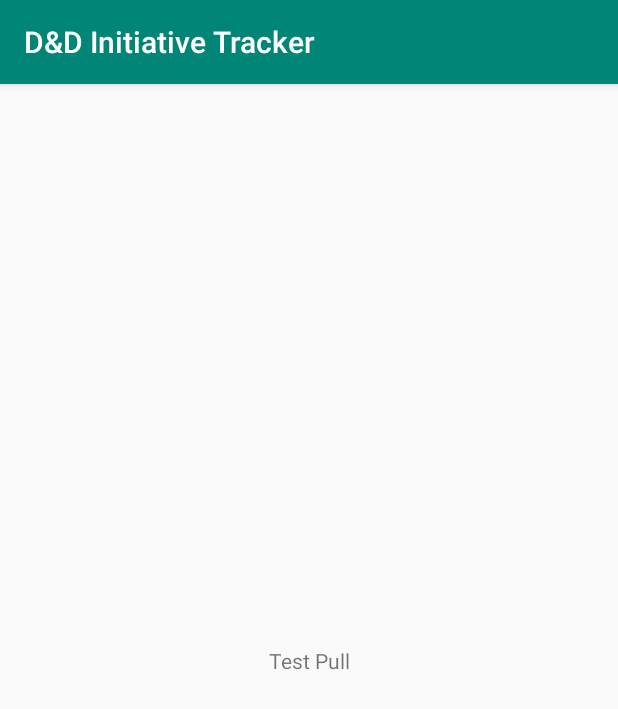
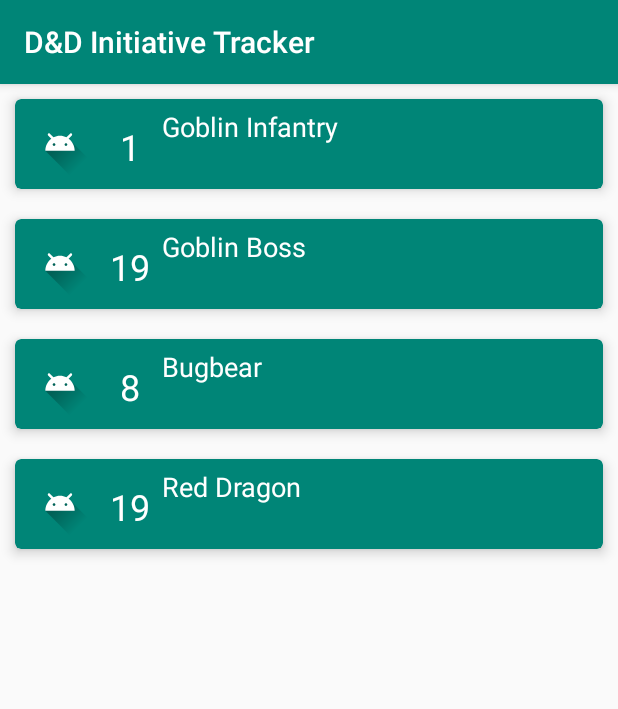
Before and after one commit to PatrickMayo/DDInitiativeTracker, an Android app: the screen it shows after launch (MainActivity before the commit, UIActivity after it), on a phone screen of 412 x 824 dp. Shown: the top 709 px of the screen. Run offline under Robolectric (Android 15) with nearby library versions, the phone set to English and light mode, and no system bars; our stand-ins replace data binding; 1 statement that could not run was skipped.

Commit message:
Built foundation using basic MVVM structure.
Included Classes:
-Creature					Abstract class for Monsters, and player in the future
-CreatureViewModel			ViewModel, currently used draw info from creatures into creature cards
-Encounter					Unused class to store encounter information
-Icon						Class for icon assets
-MainActivity
-Manager					Asset Manager, currently can draw icons from the assets/sample_icons folder (icons not implamented in UIFragment)
-Monster					Only creature subtype for now, used currently to populate card fields
-SingleFragmentActivity		Abstract class for a single fragment
-UIActivity					Basic activity which hosts UIFragment
-UI Fragment

Included Layouts:
-activity_framnet			Basic fragment container
-fragment_main				Fragment providing a recycler view for the creature cards
list_item_creature_card		A starting layout for displayed creature cardviews. Note, textViews do not have examples to display currently as they are set within  UIFragment.java using binding from a list of creatures, currently produced via a test method at the bottom of the class.

```diff
--- a/app/build.gradle
+++ b/app/build.gradle
@@ -16,13 +16,19 @@ android {
             proguardFiles getDefaultProguardFile('proguard-android-optimize.txt'), 'proguard-rules.pro'
         }
     }
+
+    dataBinding {
+        enabled = true
+    }
 }
 
 dependencies {
     implementation fileTree(dir: 'libs', include: ['*.jar'])
+    implementation 'com.android.support:recyclerview-v7:28.0.0'
     implementation 'com.android.support:appcompat-v7:28.0.0'
     implementation 'com.android.support.constraint:constraint-layout:1.1.3'
     testImplementation 'junit:junit:4.12'
     androidTestImplementation 'com.android.support.test:runner:1.0.2'
     androidTestImplementation 'com.android.support.test.espresso:espresso-core:3.0.2'
+    implementation 'com.android.support:cardview-v7:28.0.0'
 }
--- a/app/src/main/AndroidManifest.xml
+++ b/app/src/main/AndroidManifest.xml
@@ -9,7 +9,7 @@
         android:roundIcon="@mipmap/ic_launcher_round"
         android:supportsRtl="true"
         android:theme="@style/AppTheme">
-        <activity android:name=".MainActivity">
+        <activity android:name=".UIActivity">
             <intent-filter>
                 <action android:name="android.intent.action.MAIN" />
 
--- /dev/null
+++ b/app/src/main/java/com/example/ddinitiativetracker/Creature.java
@@ -0,0 +1,50 @@
+package com.example.ddinitiativetracker;
+
+/*  Abstract creature, parent of Monster and Player.
+        All Creatures:
+  	    - Have a Name, AC, Initiative (for now)
+  	    - Should also have an Icon (can default to creature type for monsters & class for players)
+  	    - And all the other stats, including ability scores, movement, perception, ex.
+
+    Michael Marinaro & Patrick Mayo, May 2019
+ */
+
+public abstract class Creature {
+    String name;
+    int ac;
+    int initiative;
+
+    public Creature(String name, int ac, int init) {
+        this.name = name;
+        this.ac = ac;
+        this.initiative = init;
+    }
+
+
+
+
+    //Getters and Setters
+    public int getAc() {
+        return ac;
+    }
+
+    public void setAc(int ac) {
+        this.ac = ac;
+    }
+
+    public String getName() {
+        return name;
+    }
+
+    public void setName(String name) {
+        this.name = name;
+    }
+
+    public int getInitiative() {
+        return initiative;
+    }
+
+    public void setInitiative(int initiative) {
+        this.initiative = initiative;
+    }
+}
--- /dev/null
+++ b/app/src/main/java/com/example/ddinitiativetracker/CreatureViewModel.java
@@ -0,0 +1,35 @@
+package com.example.ddinitiativetracker;
+
+/*  ViewModel to draw info from creatures and populate creature cards
+
+    Michael Marinaro & Patrick Mayo, May 2019
+ */
+
+public class CreatureViewModel {
+    private Creature creature;
+    private Manager manager;
+
+    public CreatureViewModel(Manager manager) {
+        this.manager = manager;
+    }
+
+    public Creature getCreature() {
+        return creature;
+    }
+
+    public void setCreature(Creature creature) {
+        this.creature = creature;
+    }
+
+    public String getName() {
+        return creature.getName();
+    }
+
+    public String getAC() {
+        return Integer.toString(creature.getAc());
+    }
+
+    public String getInit() {
+        return Integer.toString(creature.getInitiative());
+    }
+}
--- a/app/src/main/java/com/example/ddinitiativetracker/MainActivity.java
+++ b/app/src/main/java/com/example/ddinitiativetracker/MainActivity.java
@@ -2,12 +2,15 @@ package com.example.ddinitiativetracker;
 
 import android.support.v7.app.AppCompatActivity;
 import android.os.Bundle;
+
+/*  Michael Marinaro & Patrick Mayo, May 2019
+ */
 
 public class MainActivity extends AppCompatActivity {
 
     @Override
     protected void onCreate(Bundle savedInstanceState) {
         super.onCreate(savedInstanceState);
-        setContentView(R.layout.activity_main);
+        setContentView(R.layout.fragment_main);
     }
 }
--- /dev/null
+++ b/app/src/main/java/com/example/ddinitiativetracker/Manager.java
@@ -0,0 +1,56 @@
+package com.example.ddinitiativetracker;
+
+import android.content.Context;
+import android.content.res.AssetManager;
+import android.util.Log;
+
+import java.io.IOException;
+import java.util.ArrayList;
+import java.util.List;
+
+/*
+    Asset Manager Class
+    Manages
+    -Icons from assets/sample_icons
+        //Should be used for alarm sound and info in the future
+
+    Michael Marinaro & Patrick Mayo, May 2019
+*/
+public class Manager {
+    private static final String TAG = "AssetManager";
+    private static final String ICON_FOLDER = "sample_icons";
+
+    private AssetManager mAssets;
+
+    private List<Icon> mIcons = new ArrayList<>();
+
+    public Manager(Context context) {
+        mAssets = context.getAssets();
+
+        //Load Assets
+        loadIcons();
+    }
+
+    private void loadIcons() {
+        String[] iconNames;
+        try {
+            iconNames = mAssets.list(ICON_FOLDER);
+            Log.i(TAG, "Found " + iconNames.length + " icons.");
+        } catch (IOException ioe) {
+            Log.e(TAG, "Could not list assets", ioe);
+            return;
+        }
+
+        for (String filename : iconNames) {
+            String assetPath = ICON_FOLDER + "/" + filename;
+            Icon icon = new Icon(assetPath);
+            mIcons.add(icon);
+        }
+    }
+
+
+    public List<Icon> getIcons() {
+        return mIcons;
+    }
+
+}
--- /dev/null
+++ b/app/src/main/java/com/example/ddinitiativetracker/SingleFragmentActivity.java
@@ -0,0 +1,31 @@
+package com.example.ddinitiativetracker;
+
+import android.os.Bundle;
+import android.support.v4.app.Fragment;
+import android.support.v4.app.FragmentManager;
+import android.support.v7.app.AppCompatActivity;
+
+/*  Abstract class for a single fragment activity
+    Michael Marinaro & Patrick Mayo, May 2019
+ */
+
+public abstract class SingleFragmentActivity extends AppCompatActivity {
+
+    protected abstract Fragment createFragment();
+
+    @Override
+    protected void onCreate(Bundle savedInstanceState) {
+        super.onCreate(savedInstanceState);
+        setContentView(R.layout.activity_fragment);
+
+        FragmentManager fm = getSupportFragmentManager();
+        Fragment fragment = fm.findFragmentById(R.id.fragment_container);
+
+        if (fragment == null) {
+            fragment = createFragment();
+            fm.beginTransaction()
+                    .add(R.id.fragment_container, fragment)
+                    .commit();
+        }
+    }
+}
--- /dev/null
+++ b/app/src/main/java/com/example/ddinitiativetracker/UIActivity.java
@@ -0,0 +1,16 @@
+package com.example.ddinitiativetracker;
+
+import android.support.v4.app.Fragment;
+
+/*  Basic activity which hosts UIFragment
+
+    Michael Marinaro & Patrick Mayo, May 2019
+ */
+
+public class UIActivity extends SingleFragmentActivity {
+
+    @Override
+    protected Fragment createFragment() {
+        return UIFragment.newInstance();
+    }
+}
--- /dev/null
+++ b/app/src/main/java/com/example/ddinitiativetracker/UIFragment.java
@@ -0,0 +1,103 @@
+package com.example.ddinitiativetracker;
+
+import android.databinding.DataBindingUtil;
+import android.os.Bundle;
+import android.support.v4.app.Fragment;
+import android.support.v7.widget.LinearLayoutManager;
+import android.support.v7.widget.RecyclerView;
+import android.view.LayoutInflater;
+import android.view.View;
+import android.view.ViewGroup;
+import com.example.ddinitiativetracker.databinding.FragmentMainBinding;
+import com.example.ddinitiativetracker.databinding.ListItemCreatureCardBinding;
+import java.util.ArrayList;
+import java.util.List;
+
+/*  Basic activity which hosts UIFragment
+
+    Michael Marinaro & Patrick Mayo, May 2019
+ */
+
+public class UIFragment extends Fragment {
+
+    private Manager manager;
+
+
+    public static UIFragment newInstance() {
+        return new UIFragment();
+    }
+
+    @Override
+    public void onCreate(Bundle savedInstanceState){
+        super.onCreate(savedInstanceState);
+
+        manager = new Manager(getActivity());
+    }
+
+    @Override
+    public View onCreateView(LayoutInflater inflater, ViewGroup container, Bundle savedInstanceState) {
+        FragmentMainBinding binding = DataBindingUtil.inflate(inflater, R.layout.fragment_main, container, false);
+
+        binding.recyclerView.setLayoutManager(new LinearLayoutManager(getActivity()));
+
+        //populate view from list of creatures
+        binding.recyclerView.setAdapter(new CreatureAdapter(test())); //<------- CURRENTLY USING TEST CREATURES
+
+        return binding.getRoot();
+    }
+
+    private class CreatureHolder extends RecyclerView.ViewHolder {
+        private ListItemCreatureCardBinding mBinding;
+
+        private CreatureHolder(ListItemCreatureCardBinding binding) {
+            super(binding.getRoot());
+            mBinding = binding;
+            mBinding.setViewModel(new CreatureViewModel(manager));
+        }
+
+        public void bind(Creature creature) {
+            mBinding.getViewModel().setCreature(creature);
+            mBinding.executePendingBindings();
+        }
+    }
+
+    private class CreatureAdapter extends RecyclerView.Adapter<CreatureHolder> {
+        private List<Creature> mCreatures;
+
+        public CreatureAdapter(List<Creature> creatures){
+            mCreatures = creatures;
+        }
+
+
+
+        @Override
+        public CreatureHolder onCreateViewHolder(ViewGroup parent, int viewType) {
+            LayoutInflater inflater = LayoutInflater.from(getActivity());
+            ListItemCreatureCardBinding binding = DataBindingUtil.inflate(inflater, R.layout.list_item_creature_card, parent, false);
+            return new CreatureHolder(binding);
+        }
+
+        @Override
+        public void onBindViewHolder(CreatureHolder holder, int position) {
+            Creature creature = mCreatures.get(position);
+            holder.bind(creature);
+
+        }
+
+        @Override
+        public int getItemCount() {
+            return mCreatures.size();
+        }
+    }
+
+    //TEST LIST: REMOVE!
+    private List<Creature> test(){
+        List<Creature> testCreatures = new ArrayList<>();
+            testCreatures.add(new Monster("Goblin Infantry", 10, 1));
+            testCreatures.add(new Monster("Goblin Boss", 15, 19));
+            testCreatures.add(new Monster("Bugbear", 11, 8));
+            testCreatures.add(new Monster("Red Dragon", 21, 19));
+
+        return testCreatures;
+    }
+}
--- /dev/null
+++ b/app/src/main/res/layout/activity_fragment.xml
@@ -0,0 +1,6 @@
+<?xml version="1.0" encoding="utf-8"?>
+<FrameLayout
+    xmlns:android="http://schemas.android.com/apk/res/android"
+    android:id="@+id/fragment_container"
+    android:layout_width="match_parent"
+    android:layout_height="match_parent" />
--- a/app/src/main/res/layout/activity_main.xml
+++ /dev/null
@@ -1,18 +0,0 @@
-<?xml version="1.0" encoding="utf-8"?>
-<android.support.constraint.ConstraintLayout xmlns:android="http://schemas.android.com/apk/res/android"
-    xmlns:app="http://schemas.android.com/apk/res-auto"
-    xmlns:tools="http://schemas.android.com/tools"
-    android:layout_width="match_parent"
-    android:layout_height="match_parent"
-    tools:context=".MainActivity">
-
-    <TextView
-        android:layout_width="wrap_content"
-        android:layout_height="wrap_content"
-        android:text="Test Pull"
-        app:layout_constraintBottom_toBottomOf="parent"
-        app:layout_constraintLeft_toLeftOf="parent"
-        app:layout_constraintRight_toRightOf="parent"
-        app:layout_constraintTop_toTopOf="parent"  />
-
-</android.support.constraint.ConstraintLayout>
--- /dev/null
+++ b/app/src/main/res/layout/fragment_main.xml
@@ -0,0 +1,9 @@
+<?xml version="1.0" encoding="utf-8"?>
+<layout
+    xmlns:android="http://schemas.android.com/apk/res/android">
+    <android.support.v7.widget.RecyclerView
+        android:id="@+id/recycler_view"
+        android:layout_width="match_parent"
+        android:layout_height="match_parent"
+        />
+</layout>
--- /dev/null
+++ b/app/src/main/res/layout/list_item_creature_card.xml
@@ -0,0 +1,75 @@
+<?xml version="1.0" encoding="utf-8"?>
+<layout xmlns:tools="http://schemas.android.com/tools"
+    xmlns:android="http://schemas.android.com/apk/res/android"
+    xmlns:card_view="http://schemas.android.com/apk/res-auto">
+    <data>
+        <variable
+            name="viewModel"
+            type="com.example.ddinitiativetracker.CreatureViewModel" />
+    </data>
+
+    <android.support.v7.widget.CardView
+        android:id="@+id/card_view"
+        android:layout_gravity="start"
+        android:layout_width="match_parent"
+        android:layout_height="60dp"
+        card_view:cardCornerRadius="4dp"
+        card_view:cardElevation="5dp"
+        card_view:cardBackgroundColor="@color/colorPrimary"
+        android:layout_margin="10dp"
+        >
+
+        <LinearLayout
+            android:layout_width="match_parent"
+            android:layout_height="match_parent"
+            android:orientation="horizontal">
+
+            <!--ImageView's layout width is only 50 to compact the image-->
+            <ImageView
+                android:id="@+id/imageView"
+                android:layout_width="50dp"
+                android:layout_height="wrap_content"
+                android:layout_margin="6dp"
+                android:scaleType="fitStart"
+                android:src="@drawable/ic_launcher_foreground"
+                android:visibility="visible"
+                tools:visibility="visible" />
+
+            <TextView
+                android:id="@+id/creature_initText"
+                android:layout_width="30dp"
+                android:layout_height="wrap_content"
+                android:layout_marginTop="15dp"
+                android:text="@{viewModel.init}"
+                android:textAlignment="center"
+                android:textColor="@android:color/white"
+                android:textSize="24sp" />
+
+            <LinearLayout
+                android:layout_width="match_parent"
+                android:layout_height="match_parent"
+                android:layout_margin="6dp"
+                android:orientation="vertical">
+
+                <TextView
+                    android:id="@+id/creature_nameText"
+                    android:layout_width="wrap_content"
+                    android:layout_height="wrap_content"
+                    android:text="@{viewModel.name}"
+                    android:textColor="@android:color/white"
+                    android:textSize="18sp" />
+
+                <TextView
+                    android:id="@+id/creature_acText"
+                    android:layout_width="wrap_content"
+                    android:layout_height="wrap_content"
+                    android:text="@{viewModel.AC}"
+                    android:textColor="@android:color/white"
+                    android:textSize="18sp" />
+            </LinearLayout>
+
+        </LinearLayout>
+
+    </android.support.v7.widget.CardView>
+
+</layout>
--- a/app/src/main/res/values/strings.xml
+++ b/app/src/main/res/values/strings.xml
@@ -1,3 +1,9 @@
 <resources>
     <string name="app_name">D&amp;D Initiative Tracker</string>
+
+    <!--Creature Card Strings-->
+    <string name="creature_name">Name</string>
+    <string name="creature_ac">AC</string>
+    <string name="creature_initiative">99</string>
+
 </resources>
```
Also changed, not shown: app/src/main/java/com/example/ddinitiativetracker/Encounter.java (added, +29 -0 lines), app/src/main/java/com/example/ddinitiativetracker/Icon.java (added, +24 -0 lines), app/src/main/java/com/example/ddinitiativetracker/Monster.java (added, +34 -0 lines).
